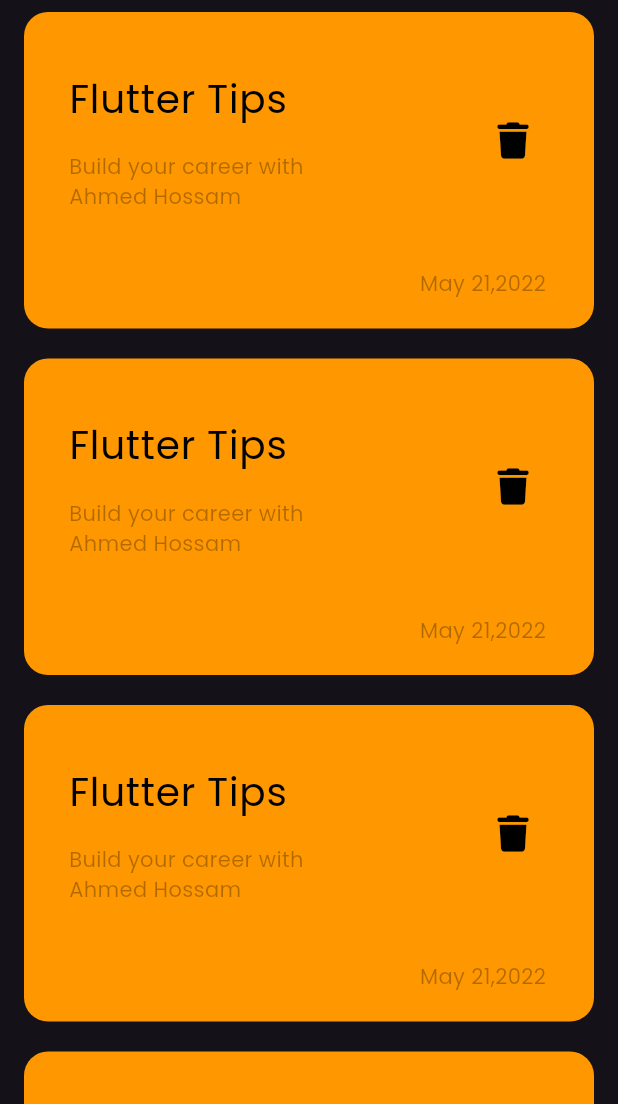
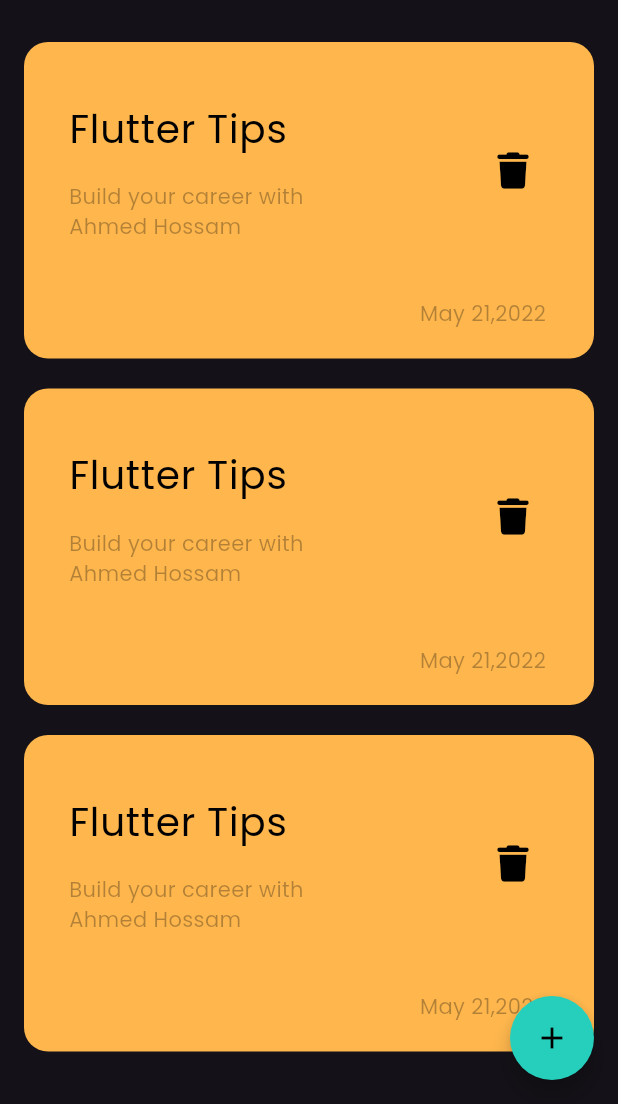
Before and after one commit to AhmedHossamEissa1/notes_app, a Flutter app: the screen it shows after launch, on a phone screen of 412 x 824 dp, the part 132-1236 px from its top. Run offline on Flutter 3.47's test engine with Material 3 defaults, Android fonts, the phone set to English and light mode, and no system bars; our stand-ins replace font_awesome_flutter.

```diff
--- a/lib/Views/notes_view.dart
+++ b/lib/Views/notes_view.dart
@@ -1,5 +1,6 @@
 import 'package:flutter/material.dart';
 import 'package:notes_app/Widgets/Custom_Appbar.dart';
+import 'package:notes_app/Widgets/Custom_Bottom_Sheet.dart';
 import 'package:notes_app/Widgets/Custom_listView.dart';
 import 'package:notes_app/Widgets/Custom_note_card.dart';
 
@@ -9,6 +10,25 @@ class NotesView extends StatelessWidget {
   @override
   Widget build(BuildContext context) {
     return Scaffold(
+        floatingActionButton: FloatingActionButton(
+          shape: CircleBorder(),
+          backgroundColor: Color(0xff26CFBC),
+          child: Icon(
+            Icons.add,
+            color: Colors.black,
+          ),
+          onPressed: () {
+            showModalBottomSheet(
+                shape: RoundedRectangleBorder(
+                    borderRadius: BorderRadius.circular(16)),
+                context: context,
+                builder: (context) {
+                  return CustomBottomSheet(
+
+                  );
+                });
+          },
+        ),
         body: Padding(
             padding: const EdgeInsets.only(top: 30, left: 16, right: 16),
             child: Column(
--- a/lib/Widgets/Custom_listView.dart
+++ b/lib/Widgets/Custom_listView.dart
@@ -7,7 +7,10 @@ class CustomListview extends StatelessWidget {
   @override
   Widget build(BuildContext context) {
     return Expanded(
+      child: Padding(
+        padding: const EdgeInsets.symmetric(vertical: 20),
         child: ListView.builder(
+          padding: EdgeInsets.zero,
           itemBuilder: (context, index) {
             return Padding(
               padding: const EdgeInsets.only(bottom: 20),
@@ -15,6 +18,7 @@ class CustomListview extends StatelessWidget {
             );
           },
         ),
+      ),
     );
   }
 }
--- a/lib/Widgets/Custom_note_card.dart
+++ b/lib/Widgets/Custom_note_card.dart
@@ -1,6 +1,5 @@
 import 'package:flutter/material.dart';
 import 'package:font_awesome_flutter/font_awesome_flutter.dart';
-
 
 class CustomNoteCard extends StatelessWidget {
   const CustomNoteCard({super.key});
@@ -11,7 +10,8 @@ class CustomNoteCard extends StatelessWidget {
       children: [
         Container(
           decoration: BoxDecoration(
-              color: Colors.orange, borderRadius: BorderRadius.circular(16)),
+              color: Colors.orange.shade300,
+              borderRadius: BorderRadius.circular(16)),
           child: Column(
             crossAxisAlignment: CrossAxisAlignment.end,
             children: [
--- /dev/null
+++ b/lib/constants.dart
@@ -0,0 +1,3 @@
+import 'package:flutter/material.dart';
+
+const Color KprimaryColor = Color(0xff62FCD7);
```
Also changed, not shown: lib/Widgets/Custom_Bottom_Sheet.dart (added, +34 -0 lines), lib/Widgets/Custom_textField.dart (added, +31 -0 lines). Lines whose indentation alone changed are shown as unchanged.
